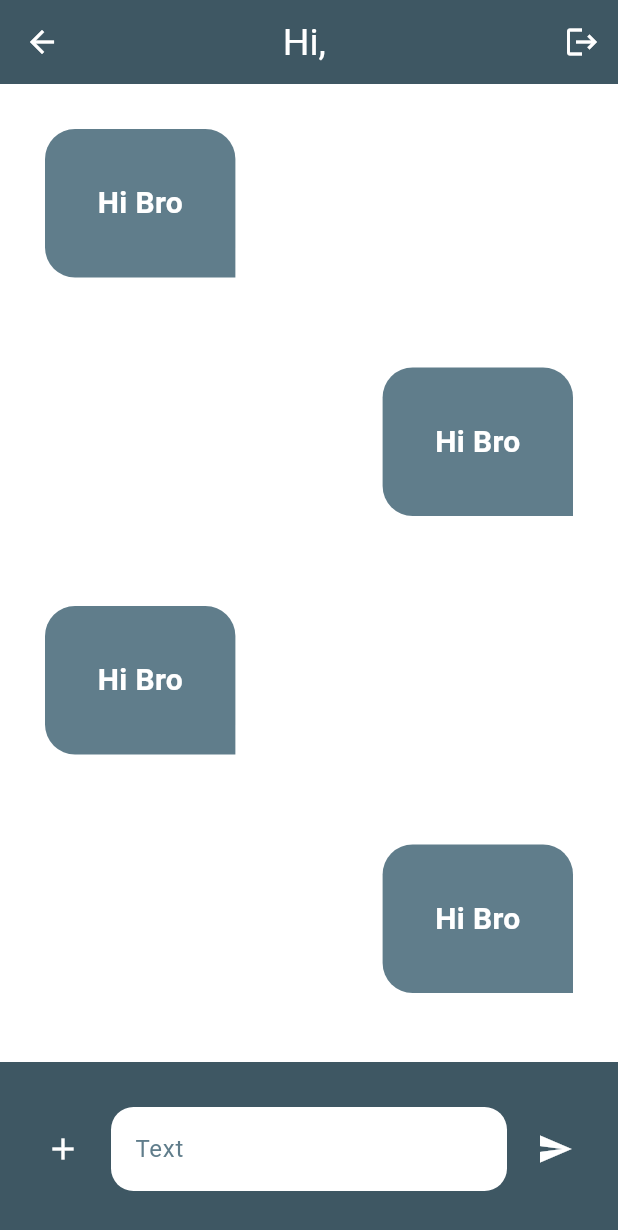
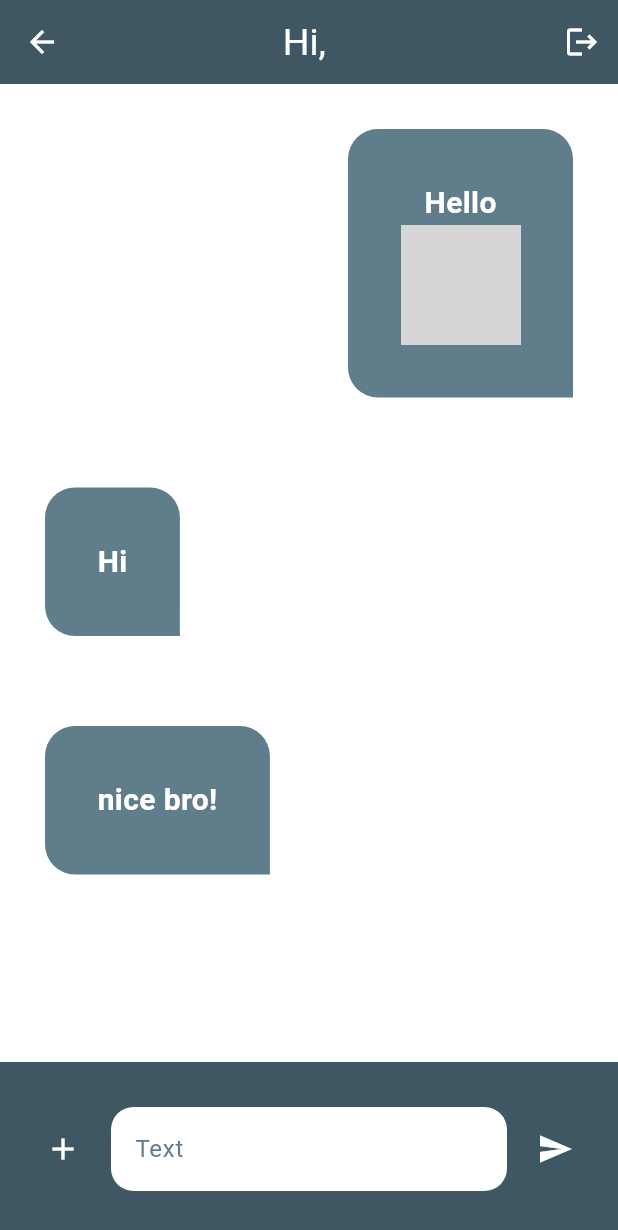
Before and after one commit to Hieng-Phun/Chat_App, a Flutter app: the Chat screen opened directly with empty values, on a phone screen of 412 x 824 dp. Shown: the top 1230 px of the screen. Run offline on Flutter 3.47's test engine with Material 3 defaults, Android fonts, the phone set to English and light mode, and no system bars; missing offline and left inert: social_media_buttons; grey boxes are pictures that could not be loaded.

Commit message:
second commit

```diff
--- /dev/null
+++ b/assets/mock_message.json
@@ -0,0 +1,28 @@
+[
+  {
+    "id": "001",
+    "author": {
+      "name": "Hieng"
+    },
+    "createAt": 2025,
+    "text": "Hello",
+    "imageUrl": "https://gratisography.com/wp-content/uploads/2024/11/gratisography-augmented-reality-800x525.jpg"
+  },
+
+  {
+    "id": "002",
+    "author": {
+      "name": "oscar"
+    },
+    "createAt": 2025,
+    "text": "Hi"
+  },
+  {
+    "id": "003",
+    "author": {
+      "name": "oscar"
+    },
+    "createAt": 2025,
+    "text": "nice bro!"
+  }
+]
--- a/lib/Models/ChatMessage_entity.dart
+++ b/lib/Models/ChatMessage_entity.dart
@@ -1,23 +1,37 @@
 // ignore_for_file: file_names
 
 class ChatMessageEntity {
-  int id;
-  String text;
+  String id;
+  String? text;
   String? imageUrl;
   Author author;
   int createAt;
 
   ChatMessageEntity({
     required this.id,
-    required this.text,
+    this.text,
     required this.createAt,
     this.imageUrl,
     required this.author,
   });
+
+  factory ChatMessageEntity.fromJson(Map<String, dynamic> json) {
+    return ChatMessageEntity(
+      id: json['id'],
+      createAt: json['createAt'],
+      author: Author.fromJson(json['author']),
+      text: json['text'],
+      imageUrl: json['imageUrl'],
+    );
+  }
 }
 
 class Author {
   String name;
 
   Author({required this.name});
+
+  factory Author.fromJson(Map<String, dynamic> json) {
+    return Author(name: json['name']);
+  }
 }
--- a/lib/Widget/chat_bubble.dart
+++ b/lib/Widget/chat_bubble.dart
@@ -27,6 +27,7 @@ class ChatBubble extends StatelessWidget {
         child: Column(
           mainAxisSize: MainAxisSize.min,
           children: [
+            if (entity.text != null)
               Text(
                 "${entity.text}",
                 style: TextStyle(
@@ -36,7 +37,7 @@ class ChatBubble extends StatelessWidget {
                 ),
               ),
             if (entity.imageUrl != null)
-              Image.asset("${entity.imageUrl}", height: 100),
+              Image.asset("${entity.imageUrl}", height: 80),
           ],
         ),
       ),
--- a/lib/chat_page.dart
+++ b/lib/chat_page.dart
@@ -1,10 +1,41 @@
+import 'dart:convert';
+
 import 'package:flutter/material.dart';
+import 'package:flutter/services.dart';
 import 'package:flutter_application/Models/ChatMessage_entity.dart';
 import 'package:flutter_application/Widget/chat_bubble.dart';
 import 'package:flutter_application/Widget/chat_input.dart';
 
-class Chat extends StatelessWidget {
+// ignore: must_be_immutable
+class Chat extends StatefulWidget {
   const Chat({super.key});
+
+  @override
+  State<Chat> createState() => _ChatState();
+}
+
+class _ChatState extends State<Chat> {
+  List<ChatMessageEntity> messages = [];
+
+  _loadInitialMessages() async {
+    final respone = await rootBundle.loadString("assets/mock_message.json");
+    final List<dynamic> decodeList = jsonDecode(respone) as List;
+    // ignore: non_constant_identifier_names
+    final List<ChatMessageEntity> ChatMessages =
+        decodeList.map((e) {
+          return ChatMessageEntity.fromJson(e);
+        }).toList();
+    print(ChatMessages.length);
+    setState(() {
+      messages = ChatMessages;
+    });
+  }
+
+  @override
+  void initState() {
+    _loadInitialMessages();
+    super.initState();
+  }
 
   @override
   Widget build(BuildContext context) {
@@ -31,19 +62,14 @@ class Chat extends StatelessWidget {
           // items chat
           Expanded(
             child: ListView.builder(
-              itemCount: 10,
+              itemCount: messages.length,
               itemBuilder: (context, index) {
                 return ChatBubble(
                   alignment:
-                      index % 2 == 0
-                          ? Alignment.centerLeft
-                          : Alignment.centerRight,
-                  entity: ChatMessageEntity(
-                    id: 01,
-                    text: "Hi Bro",
-                    createAt: DateTime.now().microsecondsSinceEpoch,
-                    author: Author(name: "Hieng"),
-                  ),
+                      messages[index].author.name == "Hieng"
+                          ? Alignment.centerRight
+                          : Alignment.centerLeft,
+                  entity: messages[index],
                 );
               },
             ),
```
Lines whose indentation alone changed are shown as unchanged.
